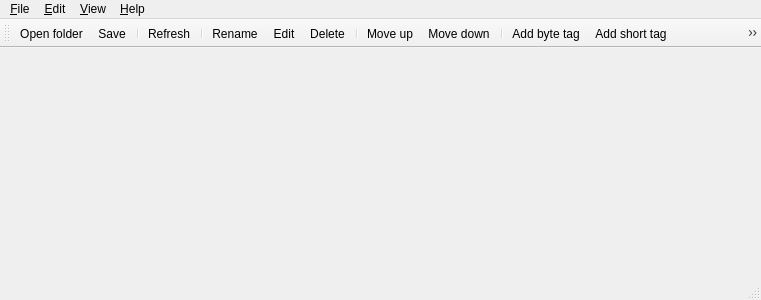
Old version of the form proj/src/MainWindow.ui in the repository germix/minecraft-explorer.
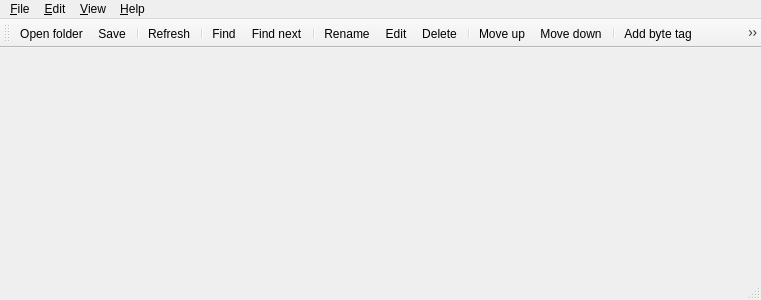
New version of the form. Icons and pictures are not drawn.

Commit message: Find nbt tags

What changed in the file:
```diff
--- a/proj/src/MainWindow.ui
+++ b/proj/src/MainWindow.ui
@@ -80,6 +80,9 @@
    <addaction name="separator"/>
    <addaction name="actionRefresh"/>
    <addaction name="separator"/>
+   <addaction name="actionFind"/>
+   <addaction name="actionFindNext"/>
+   <addaction name="separator"/>
    <addaction name="actionRename"/>
    <addaction name="actionEdit"/>
    <addaction name="actionDelete"/>
@@ -299,6 +302,24 @@
     <string>&amp;Edit</string>
    </property>
   </action>
+  <action name="actionFind">
+   <property name="icon">
+    <iconset resource="../res/resource.qrc">
+     <normaloff>:/images/action-find.png</normaloff>:/images/action-find.png</iconset>
+   </property>
+   <property name="text">
+    <string>Find</string>
+   </property>
+  </action>
+  <action name="actionFindNext">
+   <property name="icon">
+    <iconset resource="../res/resource.qrc">
+     <normaloff>:/images/action-find_next.png</normaloff>:/images/action-find_next.png</iconset>
+   </property>
+   <property name="text">
+    <string>Find next</string>
+   </property>
+  </action>
  </widget>
  <layoutdefault spacing="6" margin="11"/>
  <resources>
```
Left out of the diff: 32 changed lines with no effect on the pictures. The commit also changes 32 other files.
